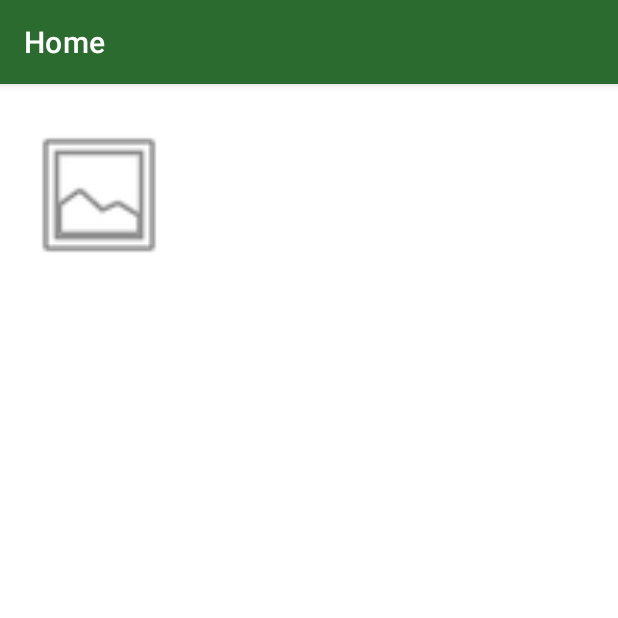
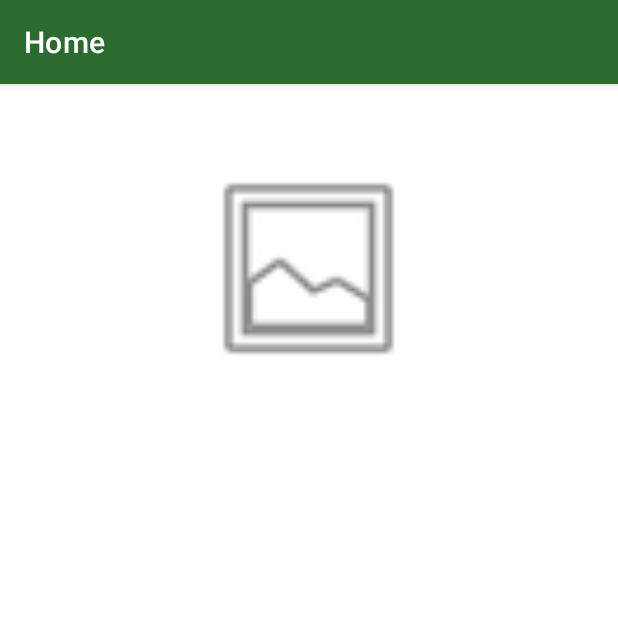
Before and after one commit to marianadiaz179/Vinilos-MISW-4203, an Android app built with Jetpack Compose: the fragment AlbumDetailFragment placed in its activity, on a phone screen of 412 x 824 dp, the top half of it. Run offline under Robolectric (Android 15) with nearby library versions, the phone set to English and light mode, and no system bars; our stand-ins replace Volley, data binding, navigation-ui; network calls fail.

Commit message:
Fix visual issues on HU002

```diff
--- a/app/src/main/java/com/app/vinilos_misw4203/ui/AlbumDetailFragment.kt
+++ b/app/src/main/java/com/app/vinilos_misw4203/ui/AlbumDetailFragment.kt
@@ -8,6 +8,7 @@ import android.widget.Toast
 import androidx.fragment.app.Fragment
 import androidx.lifecycle.Observer
 import androidx.lifecycle.ViewModelProvider
+import androidx.appcompat.app.AppCompatActivity
 import com.app.vinilos_misw4203.R
 import com.app.vinilos_misw4203.databinding.AlbumDetailFragmentBinding
 import com.app.vinilos_misw4203.models.Album
@@ -41,8 +42,13 @@ class AlbumDetailFragment : Fragment() {
         viewModel = ViewModelProvider(this, AlbumDetailViewModel.Factory(activity.application))
             .get(AlbumDetailViewModel::class.java)
 
+        showLoading(true)
+
         viewModel.album.observe(viewLifecycleOwner, Observer<Album> {
-            it?.let { updateUI(it) }
+            it?.let {
+                updateUI(it)
+                showLoading(false)
+            }
         })
 
         viewModel.eventNetworkError.observe(viewLifecycleOwner, Observer<Boolean> { isNetworkError ->
@@ -55,14 +61,18 @@ class AlbumDetailFragment : Fragment() {
     private fun updateUI(album: Album) {
         binding.albumName.text = album.name
         binding.albumGenre.text = album.genre
-        binding.albumReleaseDate.text = album.releaseDate
+        binding.albumReleaseDate.text = album.releaseDate.substring(0,4)
+        binding.albumDescription.text = album.description
         binding.albumImage.setImageResource(R.drawable.album)
+        (requireActivity() as AppCompatActivity).supportActionBar?.title = album.name
+
     }
 
     private fun onNetworkError() {
         if (!viewModel.isNetworkErrorShown.value!!) {
             Toast.makeText(activity, "Network Error", Toast.LENGTH_LONG).show()
             viewModel.onNetworkErrorShown()
+            showLoading(false)
         }
     }
 
@@ -70,4 +80,9 @@ class AlbumDetailFragment : Fragment() {
         super.onDestroyView()
         _binding = null
     }
+
+    private fun showLoading(isLoading: Boolean) {
+        binding.progressBar.visibility = if (isLoading) View.VISIBLE else View.GONE
+        binding.albumDetailFragment.visibility = if (isLoading) View.GONE else View.VISIBLE
+    }
 }
--- a/app/src/main/java/com/app/vinilos_misw4203/ui/AlbumFragment.kt
+++ b/app/src/main/java/com/app/vinilos_misw4203/ui/AlbumFragment.kt
@@ -48,25 +48,40 @@ class AlbumFragment : Fragment() {
             "You can only access the viewModel after onActivityCreated()"
         }
         activity.actionBar?.title = getString(R.string.title_albums)
-        viewModel = ViewModelProvider(this, AlbumViewModel.Factory(activity.application)).get(AlbumViewModel::class.java)
+
+        viewModel = ViewModelProvider(this, AlbumViewModel.Factory(activity.application))
+            .get(AlbumViewModel::class.java)
+
+        // Mostrar el loader al iniciar
+        showLoading(true)
+
         viewModel.albums.observe(viewLifecycleOwner, Observer<List<Album>> {
             it.apply {
                 viewModelAdapter!!.albums = this
+                showLoading(false) // Ocultar loader al recibir datos
             }
         })
+
         viewModel.eventNetworkError.observe(viewLifecycleOwner, Observer<Boolean> { isNetworkError ->
             if (isNetworkError) onNetworkError()
         })
     }
+
     override fun onDestroyView() {
         super.onDestroyView()
         _binding = null
     }
 
     private fun onNetworkError() {
-        if(!viewModel.isNetworkErrorShown.value!!) {
+        if (!viewModel.isNetworkErrorShown.value!!) {
             Toast.makeText(activity, "Network Error", Toast.LENGTH_LONG).show()
             viewModel.onNetworkErrorShown()
+            showLoading(false) // Ocultar loader si hay error
         }
     }
+
+    private fun showLoading(isLoading: Boolean) {
+        binding.progressBar.visibility = if (isLoading) View.VISIBLE else View.GONE
+        binding.albumsRv.visibility = if (isLoading) View.GONE else View.VISIBLE
+    }
 }
--- /dev/null
+++ b/app/src/main/res/drawable/circle_shape.xml
@@ -0,0 +1,3 @@
+<shape xmlns:android="http://schemas.android.com/apk/res/android" android:shape="oval">
+    <solid android:color="#CCCCCC" />
+</shape>
--- a/app/src/main/res/layout/album_detail_fragment.xml
+++ b/app/src/main/res/layout/album_detail_fragment.xml
@@ -1,41 +1,87 @@
 <layout xmlns:android="http://schemas.android.com/apk/res/android">
-    <data />
-    <ScrollView
+
+    <FrameLayout
         android:layout_width="match_parent"
         android:layout_height="match_parent">
-        <LinearLayout
+
+        <!-- Contenido principal dentro de ScrollView -->
+        <ScrollView
             android:layout_width="match_parent"
-            android:layout_height="wrap_content"
-            android:orientation="vertical"
-            android:padding="16dp">
+            android:layout_height="match_parent"
+            android:padding="24dp">
 
-            <ImageView
-                android:id="@+id/albumImage"
-                android:layout_width="100dp"
-                android:layout_height="100dp"
-                android:src="@android:drawable/ic_menu_gallery" />
-
-            <TextView
-                android:id="@+id/albumName"
+            <LinearLayout
+                android:id="@+id/albumDetailFragment"
                 android:layout_width="match_parent"
                 android:layout_height="wrap_content"
-                android:textSize="18sp"
-                android:textStyle="bold" />
+                android:layout_marginTop="16dp"
+                android:orientation="vertical"
+                android:gravity="center_horizontal">
 
-            <TextView
-                android:id="@+id/albumDescription"
-                android:layout_width="match_parent"
-                android:layout_height="wrap_content" />
+                <!-- Imagen del álbum -->
+                <ImageView
+                    android:id="@+id/albumImage"
+                    android:layout_width="150dp"
+                    android:layout_height="150dp"
+                    android:src="@android:drawable/ic_menu_gallery"
+                    android:layout_marginBottom="26dp" />
 
-            <TextView
-                android:id="@+id/albumGenre"
-                android:layout_width="match_parent"
-                android:layout_height="wrap_content" />
+                <!-- Título debajo de la imagen -->
+                <TextView
+                    android:id="@+id/albumName"
+                    android:layout_width="wrap_content"
+                    android:layout_height="wrap_content"
+                    android:textSize="22sp"
+                    android:textStyle="bold"
+                    android:textAlignment="center"
+                    android:layout_marginBottom="26dp" />
 
-            <TextView
-                android:id="@+id/albumReleaseDate"
-                android:layout_width="match_parent"
-                android:layout_height="wrap_content" />
-        </LinearLayout>
-    </ScrollView>
+                <LinearLayout
+                    android:layout_width="match_parent"
+                    android:layout_height="wrap_content"
+                    android:orientation="horizontal"
+                    android:layout_marginTop="8dp"
+                    android:layout_marginStart="12dp"
+                    android:layout_marginBottom="12dp"
+                    android:gravity="center_vertical"
+                    android:weightSum="2">
+
+                    <TextView
+                        android:id="@+id/albumReleaseDate"
+                        android:layout_width="0dp"
+                        android:layout_height="wrap_content"
+                        android:layout_weight="1"
+                        android:textAlignment="textStart"
+                        android:textColor="#666666" />
+
+                    <TextView
+                        android:id="@+id/albumGenre"
+                        android:layout_width="0dp"
+                        android:layout_height="wrap_content"
+                        android:layout_weight="1"
+                        android:textStyle="italic"
+                        android:textColor="#666666"
+                        android:textAlignment="textEnd"
+                        android:paddingEnd="15dp" />
+                </LinearLayout>
+
+                <TextView
+                    android:id="@+id/albumDescription"
+                    android:layout_width="match_parent"
+                    android:layout_height="wrap_content"
+                    android:layout_marginTop="8dp"
+                    android:layout_marginStart="12dp"
+                    android:textColor="#444444" />
+            </LinearLayout>
+        </ScrollView>
+
+        <!-- ProgressBar centrada mientras se cargan los datos -->
+        <ProgressBar
+            android:id="@+id/progressBar"
+            style="?android:attr/progressBarStyleLarge"
+            android:layout_width="wrap_content"
+            android:layout_height="wrap_content"
+            android:layout_gravity="center"
+            android:visibility="gone" />
+    </FrameLayout>
 </layout>
```
